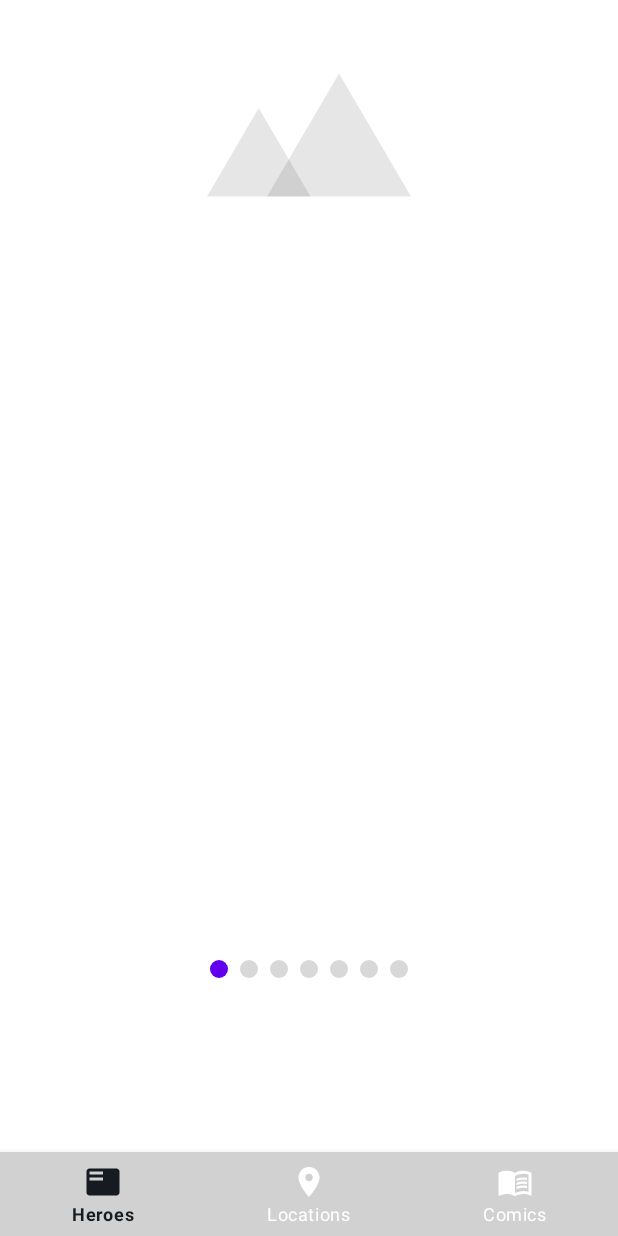
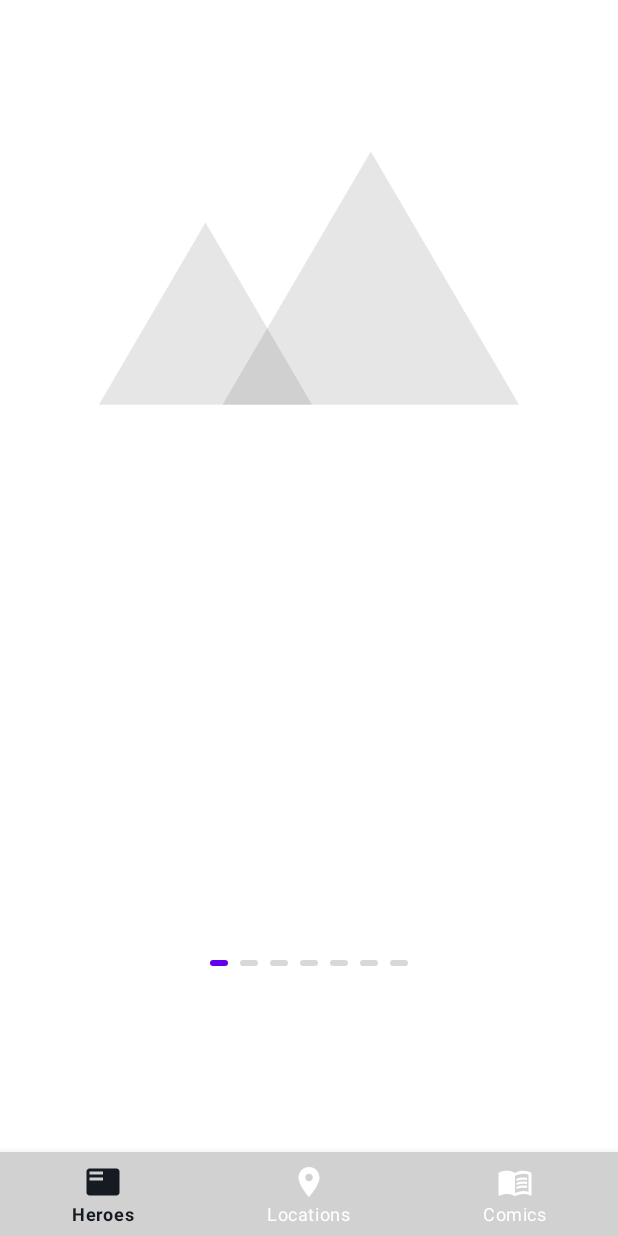
Before and after one commit to Daniil-Vladimirov/AstonLoLApp, an Android app built with Jetpack Compose: the fragment ComicsDetailScreen placed in its activity, on a phone screen of 412 x 824 dp. Run offline under Robolectric (Android 15) with nearby library versions, the phone set to English and light mode, and no system bars; our stand-ins replace Dagger/Hilt's generated code, Room's generated code, Timber, accompanist, navigation-ui and 1 more; pictures from the network do not load.

Commit message:
Fix Finish Button

```diff
--- a/app/src/main/java/com/example/astonlolapp/domain/model/ComicsPage.kt
+++ b/app/src/main/java/com/example/astonlolapp/domain/model/ComicsPage.kt
@@ -28,4 +28,7 @@ sealed class ComicsPage(
     class Seventh(image: String) : ComicsPage(
         image = image,
     )
+    class Eighth(image: String) : ComicsPage(
+        image = image,
+    )
 }
--- a/app/src/main/java/com/example/astonlolapp/presentation/screens/comics_detail_screen/ComicsDetailComposeScreen.kt
+++ b/app/src/main/java/com/example/astonlolapp/presentation/screens/comics_detail_screen/ComicsDetailComposeScreen.kt
@@ -27,8 +27,9 @@ import com.example.astonlolapp.domain.model.ComicsPage
 import com.example.astonlolapp.ui.*
 import com.example.astonlolapp.util.Constants.BASE_URL
 import com.example.astonlolapp.util.Constants.COMICS_PAGE_COUNT
-import com.example.astonlolapp.util.Constants.LAST_ON_BOARDING_PAGE
+import com.example.astonlolapp.util.Constants.LAST_ON_COMICS_PAGE
 import com.google.accompanist.pager.*
+import timber.log.Timber
 
 
 @ExperimentalAnimationApi
@@ -65,7 +66,8 @@ fun ComicsPageScreen(
             activeColor = MaterialTheme.colors.activeIndicatorColor,
             inactiveColor = MaterialTheme.colors.inactiveIndicatorColor,
             indicatorWidth = PAGING_INDICATOR_WIDTH,
-            spacing = PAGING_INDICATOR_SPACING
+            spacing = PAGING_INDICATOR_SPACING,
+            indicatorHeight = PAGING_INDICATOR_HEIGHT
         )
         FinishButton(
             modifier = Modifier.weight(1f),
@@ -75,6 +77,7 @@ fun ComicsPageScreen(
             navController.navigate(R.id.fragmentComics)
         }
     }
+    Timber.d("PAGE STATE ${pagerState.currentPage}")
 }
 
 
@@ -119,7 +122,7 @@ fun FinishButton(
     ) {
         AnimatedVisibility(
             modifier = Modifier.fillMaxWidth(),
-            visible = pagerState.currentPage == LAST_ON_BOARDING_PAGE
+            visible = pagerState.currentPage == LAST_ON_COMICS_PAGE
         ) {
             Button(
                 onClick = onClick,
@@ -144,6 +147,7 @@ private fun createPages(comicsPictures: List<String>?): List<ComicsPage> {
         list.add(ComicsPage.Fifth(image = comicsPictures[4]))
         list.add(ComicsPage.Sixth(image = comicsPictures[5]))
         list.add(ComicsPage.Seventh(image = comicsPictures[6]))
+        list.add(ComicsPage.Eighth(image = comicsPictures[7]))
 
     }
     return list
@@ -152,7 +156,7 @@ private fun createPages(comicsPictures: List<String>?): List<ComicsPage> {
 private fun ContentScale.Companion.scaleImage(context: Context): ContentScale {
     val orientation = context.resources.configuration.orientation
     return if (orientation == Configuration.ORIENTATION_PORTRAIT) {
-        Fit
+        Crop
     } else {
         FillWidth
     }
--- a/app/src/main/java/com/example/astonlolapp/presentation/screens/comics_detail_screen/ComicsDetailScreen.kt
+++ b/app/src/main/java/com/example/astonlolapp/presentation/screens/comics_detail_screen/ComicsDetailScreen.kt
@@ -9,7 +9,6 @@ import androidx.compose.runtime.collectAsState
 import androidx.compose.ui.platform.ComposeView
 import androidx.fragment.app.Fragment
 import androidx.fragment.app.viewModels
-import androidx.navigation.NavController
 import androidx.navigation.findNavController
 import com.example.astonlolapp.databinding.FragmentDetailMotionBinding
 import com.google.accompanist.pager.ExperimentalPagerApi
@@ -22,28 +21,13 @@ class ComicsDetailScreen : Fragment() {
     private var _binding: FragmentDetailMotionBinding? = null
     private val binding get() = _binding!!
 
-    private lateinit var navController: NavController
-    //private var comicsPages
     private val comicsDetailViewModel by viewModels<ComicsDetailViewModel>()
 
     @OptIn(ExperimentalAnimationApi::class)
     override fun onCreateView(
         inflater: LayoutInflater, container: ViewGroup?,
         savedInstanceState: Bundle?
-    ): View? {
-
-      /*  viewLifecycleOwner.lifecycleScope.launch {
-            viewLifecycleOwner.repeatOnLifecycle(Lifecycle.State.STARTED) {
-                comicsDetailViewModel.selectedComics.collectLatest { comics ->
-
-                }
-            }
-        }*/
-
-        /*val navHostFragment =
-            parentFragmentManager.findFragmentById(R.id.navHostFragment) as NavHostFragment
-        navController = navHostFragment.navController*/
-
+    ): View {
 
         return ComposeView(requireContext()).apply {
             setContent {
--- a/app/src/main/java/com/example/astonlolapp/presentation/screens/comics_screen/ComicsViewHolder.kt
+++ b/app/src/main/java/com/example/astonlolapp/presentation/screens/comics_screen/ComicsViewHolder.kt
@@ -5,8 +5,6 @@ import androidx.recyclerview.widget.RecyclerView
 import coil.load
 import com.example.astonlolapp.databinding.ComicsListElementBinding
 import com.example.astonlolapp.domain.model.Comics
-import com.example.astonlolapp.presentation.screens.list_screen.ListScreenFragmentDirections
-import com.example.astonlolapp.util.Constants
 import com.example.astonlolapp.util.Constants.BASE_URL
 
 class ComicsViewHolder(
--- a/app/src/main/java/com/example/astonlolapp/presentation/screens/comics_screen/FragmentComics.kt
+++ b/app/src/main/java/com/example/astonlolapp/presentation/screens/comics_screen/FragmentComics.kt
@@ -10,10 +10,8 @@ import androidx.lifecycle.Lifecycle
 import androidx.lifecycle.lifecycleScope
 import androidx.lifecycle.repeatOnLifecycle
 import androidx.paging.LoadState
-import androidx.paging.PagingData
 import androidx.recyclerview.widget.LinearLayoutManager
 import com.example.astonlolapp.databinding.FragmentComicsBinding
-import com.example.astonlolapp.domain.model.Comics
 import dagger.hilt.android.AndroidEntryPoint
 import kotlinx.coroutines.flow.collectLatest
 import kotlinx.coroutines.launch
@@ -53,8 +51,7 @@ class FragmentComics :
     }
 
 
-    private fun submitComics(comics: PagingData<Comics>?) =
-        if (comics == null) comicsScreenViewModel.comicsApi else comicsScreenViewModel.comics
+
 
     override fun onDestroyView() {
         super.onDestroyView()
--- a/app/src/main/java/com/example/astonlolapp/presentation/screens/details_screen/DetailBottomFragment.kt
+++ b/app/src/main/java/com/example/astonlolapp/presentation/screens/hero_details_screen/DetailBottomFragment.kt
@@ -1,4 +1,4 @@
-package com.example.astonlolapp.presentation.screens.details_screen
+package com.example.astonlolapp.presentation.screens.hero_details_screen
 
 import android.os.Bundle
 import android.view.LayoutInflater
--- a/app/src/main/java/com/example/astonlolapp/presentation/screens/details_screen/DetailViewModel.kt
+++ b/app/src/main/java/com/example/astonlolapp/presentation/screens/hero_details_screen/DetailViewModel.kt
@@ -1,4 +1,4 @@
-package com.example.astonlolapp.presentation.screens.details_screen
+package com.example.astonlolapp.presentation.screens.hero_details_screen
 
 import androidx.lifecycle.SavedStateHandle
 import androidx.lifecycle.ViewModel
--- a/app/src/main/java/com/example/astonlolapp/presentation/screens/list_screen/FragmentList.kt
+++ b/app/src/main/java/com/example/astonlolapp/presentation/screens/heroes_screen/FragmentList.kt
@@ -1,4 +1,4 @@
-package com.example.astonlolapp.presentation.screens.list_screen
+package com.example.astonlolapp.presentation.screens.heroes_screen
 
 import android.os.Bundle
 import android.view.LayoutInflater
--- a/app/src/main/java/com/example/astonlolapp/presentation/screens/list_screen/HeroViewHolder.kt
+++ b/app/src/main/java/com/example/astonlolapp/presentation/screens/heroes_screen/HeroViewHolder.kt
@@ -1,4 +1,4 @@
-package com.example.astonlolapp.presentation.screens.list_screen
+package com.example.astonlolapp.presentation.screens.heroes_screen
 
 import androidx.navigation.findNavController
 import androidx.recyclerview.widget.RecyclerView
--- a/app/src/main/java/com/example/astonlolapp/presentation/screens/list_screen/HeroesPagingAdapter.kt
+++ b/app/src/main/java/com/example/astonlolapp/presentation/screens/heroes_screen/HeroesPagingAdapter.kt
@@ -1,4 +1,4 @@
-package com.example.astonlolapp.presentation.screens.list_screen
+package com.example.astonlolapp.presentation.screens.heroes_screen
 
 import android.view.LayoutInflater
 import android.view.ViewGroup
--- a/app/src/main/java/com/example/astonlolapp/presentation/screens/list_screen/ListScreenFragment.kt
+++ b/app/src/main/java/com/example/astonlolapp/presentation/screens/heroes_screen/ListScreenFragment.kt
@@ -1,4 +1,4 @@
-package com.example.astonlolapp.presentation.screens.list_screen
+package com.example.astonlolapp.presentation.screens.heroes_screen
 
 import android.os.Bundle
 import android.view.LayoutInflater
--- a/app/src/main/java/com/example/astonlolapp/presentation/screens/list_screen/ListScreenViewModel.kt
+++ b/app/src/main/java/com/example/astonlolapp/presentation/screens/heroes_screen/ListScreenViewModel.kt
@@ -1,4 +1,4 @@
-package com.example.astonlolapp.presentation.screens.list_screen
+package com.example.astonlolapp.presentation.screens.heroes_screen
 
 import androidx.lifecycle.ViewModel
 import androidx.lifecycle.viewModelScope
--- a/app/src/main/java/com/example/astonlolapp/ui/Dimens.kt
+++ b/app/src/main/java/com/example/astonlolapp/ui/Dimens.kt
@@ -10,6 +10,7 @@ val EXTRA_SMALL_PADDING = 6.dp
 
 val PAGING_INDICATOR_WIDTH = 12.dp
 val PAGING_INDICATOR_SPACING = 8.dp
+val PAGING_INDICATOR_HEIGHT = 4.dp
 
 val TOP_APP_BAR_HEIGHT = 56.dp
 val HERO_ITEM_HEIGHT = 400.dp
--- a/app/src/main/java/com/example/astonlolapp/util/Constants.kt
+++ b/app/src/main/java/com/example/astonlolapp/util/Constants.kt
@@ -16,5 +16,5 @@ object Constants {
     const val PREFERENCES_KEY = "on_boarding_completed"
 
     const val COMICS_PAGE_COUNT = 7
-    const val LAST_ON_BOARDING_PAGE = 7
+    const val LAST_ON_COMICS_PAGE = 6
 }
--- a/app/src/main/res/layout/fragment_detail.xml
+++ b/app/src/main/res/layout/fragment_detail.xml
@@ -4,7 +4,7 @@
     xmlns:tools="http://schemas.android.com/tools"
     android:layout_width="match_parent"
     android:layout_height="match_parent"
-    tools:context=".presentation.screens.details_screen.DetailFragment">
+    tools:context=".presentation.screens.hero_details_screen.DetailFragment">
 
     <ImageView
         android:id="@+id/hero_image_view"
--- a/app/src/main/res/navigation/nav_graph.xml
+++ b/app/src/main/res/navigation/nav_graph.xml
@@ -6,7 +6,7 @@
     app:startDestination="@id/listScreenFragment">
     <fragment
         android:id="@+id/listScreenFragment"
-        android:name="com.example.astonlolapp.presentation.screens.list_screen.ListScreenFragment"
+        android:name="com.example.astonlolapp.presentation.screens.heroes_screen.ListScreenFragment"
         android:label="fragment_list_screen"
         tools:layout="@layout/fragment_list_screen" >
         <action
@@ -15,7 +15,7 @@
     </fragment>
     <fragment
         android:id="@+id/detailFragment"
-        android:name="com.example.astonlolapp.presentation.screens.details_screen.DetailFragment"
+        android:name="com.example.astonlolapp.presentation.screens.hero_details_screen.DetailFragment"
         android:label="fragment_detail"
         tools:layout="@layout/fragment_detail" >
         <argument
```
Also changed, not shown: app/src/main/java/com/example/astonlolapp/presentation/binding_adapters/HeroRowBinding.kt (deleted, +0 -22 lines), app/src/main/java/com/example/astonlolapp/presentation/screens/hero_details_screen/DetailFragment.kt (renamed from app/src/main/java/com/example/astonlolapp/presentation/screens/details_screen/DetailFragment.kt, +1 -7 lines).
